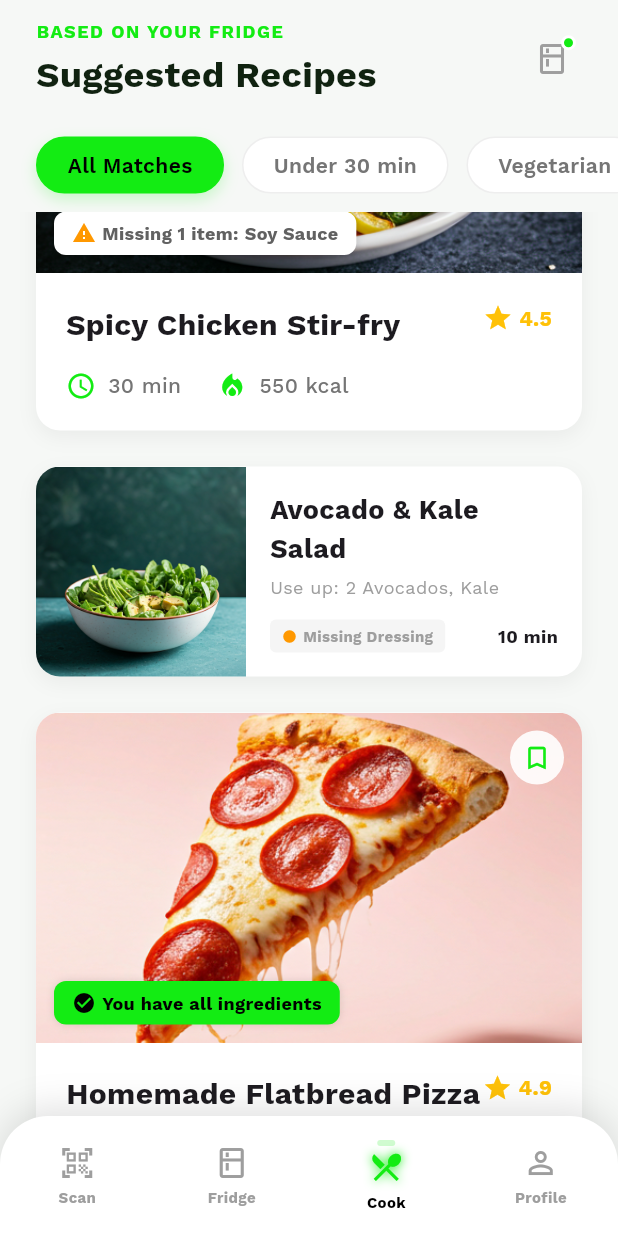
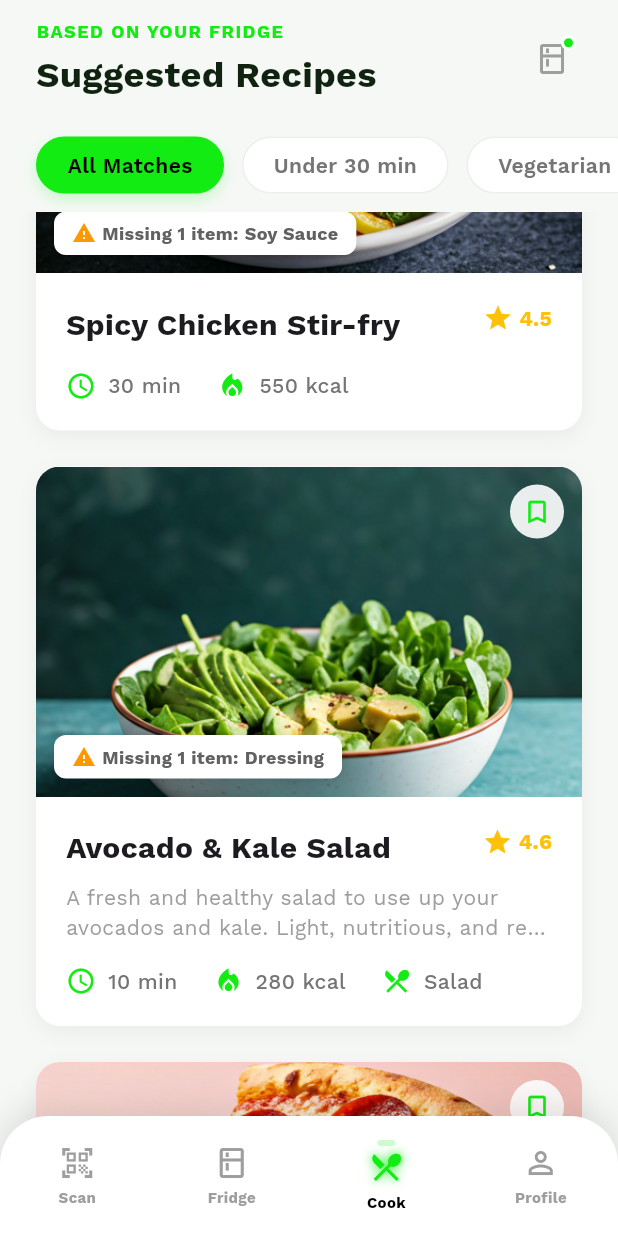
Before and after one commit to HalimACeylan/fresh-fridge, a Flutter app: the SuggestedRecipesScreen screen opened by its route, scrolled down 576 dp, on a phone screen of 412 x 824 dp. Run offline on Flutter 3.47's test engine with Material 3 defaults, Android fonts, the phone set to English and light mode, and no system bars; our stand-ins replace google_fonts.

Commit message:
feat: Replace the compact recipe card with a more detailed version, adding support for description, rating, kcal, and type.

```diff
--- a/lib/screens/suggested_recipes_screen.dart
+++ b/lib/screens/suggested_recipes_screen.dart
@@ -47,12 +47,16 @@ class SuggestedRecipesScreen extends StatelessWidget {
                         missingItems: ['Soy Sauce'],
                       ),
                       const SizedBox(height: 24),
-                      _buildCompactRecipeCard(
+                      _buildRecipeCard(
                         context,
                         title: 'Avocado & Kale Salad',
-                        subtitle: 'Use up: 2 Avocados, Kale',
+                        description:
+                            'A fresh and healthy salad to use up your avocados and kale. Light, nutritious, and ready in minutes.',
                         imagePath: 'assets/images/avocado_salad.png',
+                        rating: 4.6,
                         time: '10 min',
+                        kcal: '280 kcal',
+                        type: 'Salad',
                         missingItems: ['Dressing'],
                       ),
                       const SizedBox(height: 24),
@@ -340,112 +344,6 @@ class SuggestedRecipesScreen extends StatelessWidget {
     );
   }
 
-  Widget _buildCompactRecipeCard(
-    BuildContext context, {
-    required String title,
-    required String subtitle,
-    required String imagePath,
-    required String time,
-    required List<String> missingItems,
-  }) {
-    return GestureDetector(
-      onTap: () {
-        Navigator.pushNamed(context, AppRoutes.recipePreparation);
-      },
-      child: Container(
-        height: 140,
-        decoration: BoxDecoration(
-          color: Colors.white,
-          borderRadius: BorderRadius.circular(16),
-          boxShadow: [
-            BoxShadow(
-              color: Colors.black.withOpacity(0.05),
-              blurRadius: 10,
-              offset: const Offset(0, 4),
-            ),
-          ],
-        ),
-        clipBehavior: Clip.antiAlias,
-        child: Row(
-          children: [
-            Image.asset(imagePath, width: 140, height: 140, fit: BoxFit.cover),
-            Expanded(
-              child: Padding(
-                padding: const EdgeInsets.all(16),
-                child: Column(
-                  crossAxisAlignment: CrossAxisAlignment.start,
-                  mainAxisAlignment: MainAxisAlignment.spaceBetween,
-                  children: [
-                    Column(
-                      crossAxisAlignment: CrossAxisAlignment.start,
-                      children: [
-                        Text(
-                          title,
-                          style: const TextStyle(
-                            fontSize: 18,
-                            fontWeight: FontWeight.bold,
-                          ),
-                        ),
-                        const SizedBox(height: 4),
-                        Text(
-                          subtitle,
-                          style: TextStyle(
-                            color: Colors.grey[500],
-                            fontSize: 12,
-                          ),
-                        ),
-                      ],
-                    ),
-                    Row(
-                      mainAxisAlignment: MainAxisAlignment.spaceBetween,
-                      children: [
-                        Container(
-                          padding: const EdgeInsets.symmetric(
-                            horizontal: 8,
-                            vertical: 4,
-                          ),
-                          decoration: BoxDecoration(
-                            color: Colors.grey[100],
-                            borderRadius: BorderRadius.circular(4),
-                          ),
-                          child: Row(
-                            children: [
-                              const Icon(
-                                Icons.circle,
-                                size: 10,
-                                color: Colors.orange,
-                              ),
-                              const SizedBox(width: 4),
-                              Text(
-                                'Missing ${missingItems[0]}',
-                                style: const TextStyle(
-                                  fontSize: 10,
-                                  fontWeight: FontWeight.bold,
-                                  color: Colors.grey,
-                                ),
-                              ),
-                            ],
-                          ),
-                        ),
-                        Text(
-                          time,
-                          style: const TextStyle(
-                            fontWeight: FontWeight.bold,
-                            fontSize: 12,
-                          ),
-                        ),
-                      ],
-                    ),
-                  ],
-                ),
-              ),
-            ),
-          ],
-        ),
-      ),
-    );
-  }
-
   Widget _buildIconText(IconData icon, String text) {
     return Row(
       children: [
```
